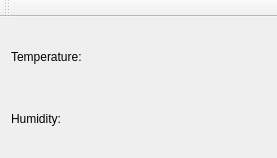
Old version of the form ServerApp/mainwindow.ui in the repository alexionita95/CommProto.
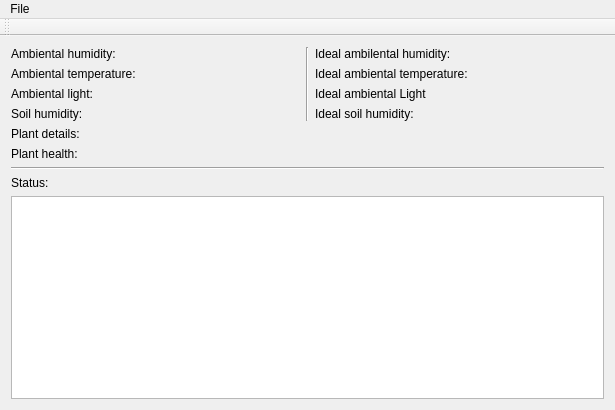
New version of the form.

```diff
--- a/ServerApp/mainwindow.ui
+++ b/ServerApp/mainwindow.ui
@@ -9,8 +9,8 @@
    <rect>
     <x>0</x>
     <y>0</y>
-    <width>277</width>
-    <height>158</height>
+    <width>615</width>
+    <height>410</height>
    </rect>
   </property>
   <property name="sizePolicy">
@@ -23,28 +23,117 @@
    <string>Plant Health</string>
   </property>
   <widget class="QWidget" name="centralWidget">
-   <layout class="QHBoxLayout" name="horizontalLayout">
+   <layout class="QVBoxLayout" name="verticalLayout_2">
     <item>
-     <layout class="QVBoxLayout" name="verticalLayout">
-      <property name="sizeConstraint">
-       <enum>QLayout::SetDefaultConstraint</enum>
-      </property>
+     <layout class="QHBoxLayout" name="horizontalLayout">
       <item>
-       <widget class="QLabel" name="tempDisplay">
-        <property name="text">
-         <string>Temperature:</string>
-        </property>
-       </widget>
+       <layout class="QVBoxLayout" name="verticalLayout_3">
+        <item>
+         <widget class="QLabel" name="humidityDisplay">
+          <property name="text">
+           <string>Ambiental humidity:</string>
+          </property>
+         </widget>
+        </item>
+        <item>
+         <widget class="QLabel" name="tempDisplay">
+          <property name="text">
+           <string>Ambiental temperature:</string>
+          </property>
+         </widget>
+        </item>
+        <item>
+         <widget class="QLabel" name="lightDisplay">
+          <property name="text">
+           <string>Ambiental light:</string>
+          </property>
+         </widget>
+        </item>
+        <item>
+         <widget class="QLabel" name="soilHumidityDisplay">
+          <property name="text">
+           <string>Soil humidity:</string>
+          </property>
+         </widget>
+        </item>
+       </layout>
       </item>
       <item>
-       <widget class="QLabel" name="humidityDisplay">
-        <property name="text">
-         <string>Humidity:</string>
+       <widget class="Line" name="line_2">
+        <property name="orientation">
+         <enum>Qt::Vertical</enum>
         </property>
        </widget>
       </item>
+      <item>
+       <layout class="QVBoxLayout" name="verticalLayout_4">
+        <item>
+         <widget class="QLabel" name="idealhumidityDisplay">
+          <property name="text">
+           <string>Ideal ambilental humidity:</string>
+          </property>
+         </widget>
+        </item>
+        <item>
+         <widget class="QLabel" name="idealTemperature">
+          <property name="text">
+           <string>Ideal ambiental temperature:</string>
+          </property>
+         </widget>
+        </item>
+        <item>
+         <widget class="QLabel" name="idealLight">
+          <property name="text">
+           <string>Ideal ambiental Light</string>
+          </property>
+         </widget>
+        </item>
+        <item>
+         <widget class="QLabel" name="idealSoilHumidity">
+          <property name="text">
+           <string>Ideal soil humidity:</string>
+          </property>
+         </widget>
+        </item>
+       </layout>
+      </item>
      </layout>
     </item>
+    <item>
+     <widget class="QLabel" name="planDetails">
+      <property name="text">
+       <string>Plant details:</string>
+      </property>
+     </widget>
+    </item>
+    <item>
+     <widget class="QLabel" name="plantHealth">
+      <property name="text">
+       <string>Plant health:</string>
+      </property>
+     </widget>
+    </item>
+    <item>
+     <widget class="Line" name="line">
+      <property name="orientation">
+       <enum>Qt::Horizontal</enum>
+      </property>
+     </widget>
+    </item>
+    <item>
+     <widget class="QLabel" name="statusLabel">
+      <property name="text">
+       <string>Status:</string>
+      </property>
+     </widget>
+    </item>
+    <item>
+     <widget class="QTextEdit" name="statusConsole">
+      <property name="enabled">
+       <bool>true</bool>
+      </property>
+     </widget>
+    </item>
    </layout>
   </widget>
   <widget class="QMenuBar" name="menuBar">
@@ -52,10 +141,19 @@
     <rect>
      <x>0</x>
      <y>0</y>
-     <width>277</width>
+     <width>615</width>
      <height>21</height>
     </rect>
    </property>
+   <widget class="QMenu" name="menuFile">
+    <property name="title">
+     <string>File</string>
+    </property>
+    <addaction name="actionLoad_configuration_file"/>
+    <addaction name="separator"/>
+    <addaction name="actionShow_console"/>
+   </widget>
+   <addaction name="menuFile"/>
   </widget>
   <widget class="QToolBar" name="mainToolBar">
    <attribute name="toolBarArea">
```
Left out of the diff: 10 changed lines with no effect on the pictures.
